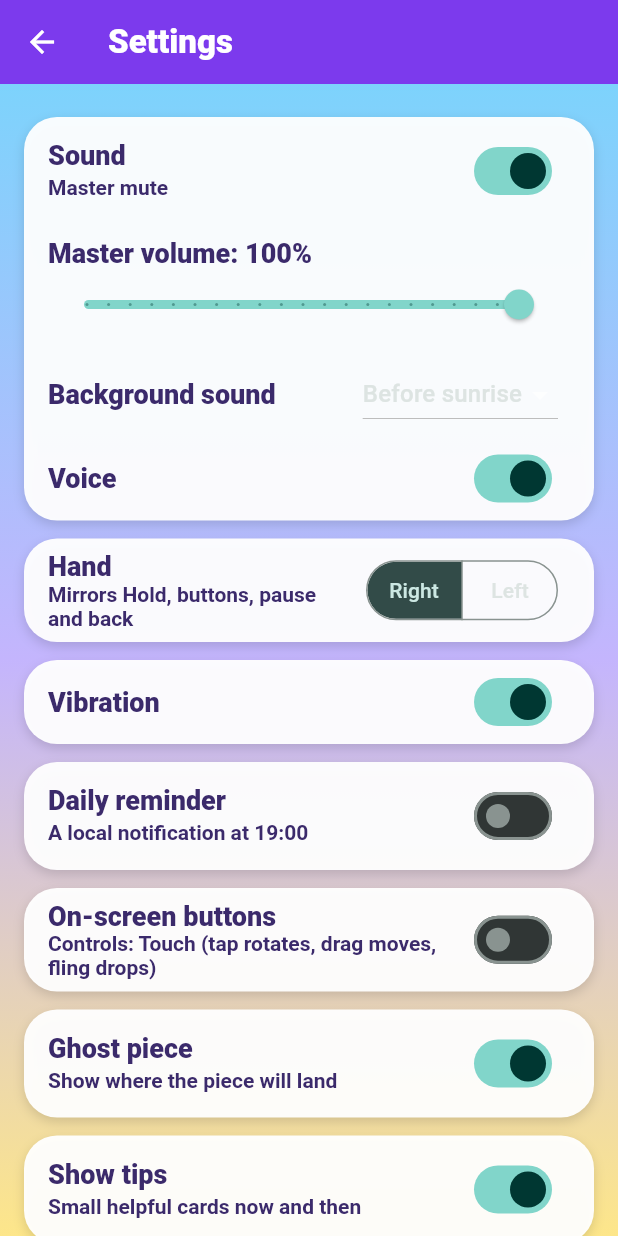
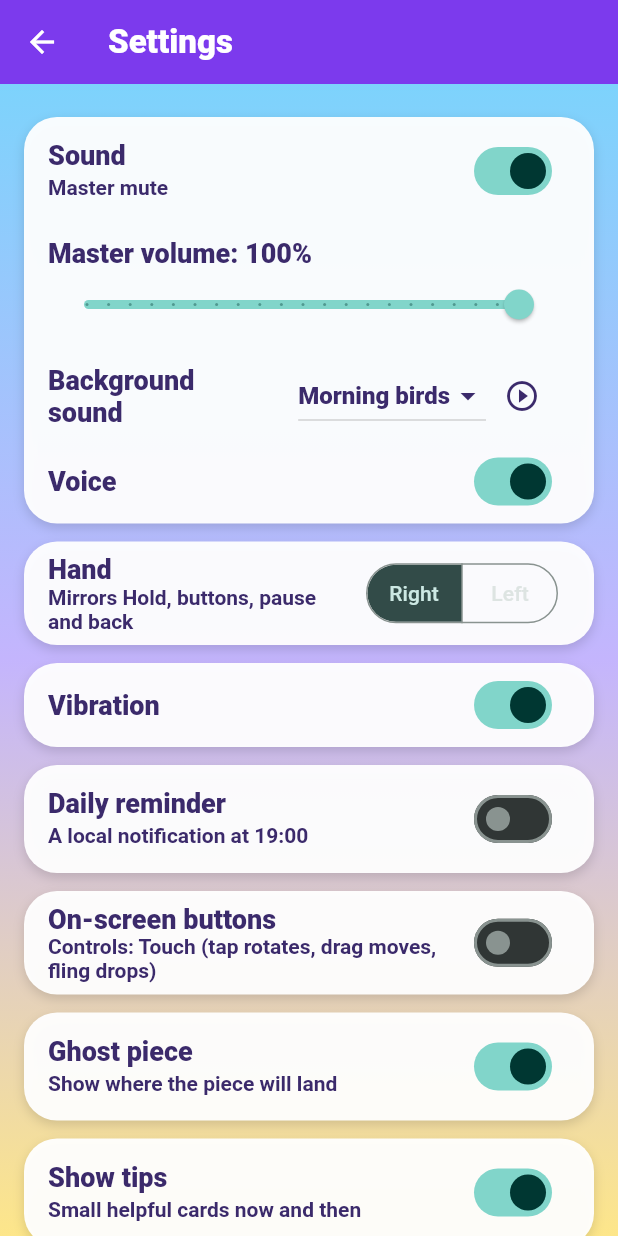
Before and after one commit to ya-spark/game-block-fall, a Flutter app: the SettingsScreen screen opened by its route, on a phone screen of 412 x 824 dp. Run offline on Flutter 3.47's test engine with Material 3 defaults, Android fonts, the phone set to English and light mode, and no system bars; our stand-ins replace audioplayers, flutter_local_notifications, flutter_timezone, google_mobile_ads, in_app_purchase, share_plus and 3 more; missing offline and left inert: flame, games_services; accounts and stored records are empty; statements that could not run were skipped.

Commit message:
Settings: preview button, readable background-sound picker, remove Before sunrise; interstitial min interval 180 s
Co-Authored-By: Claude Sonnet 5.5 <noreply@anthropic.com>
Claude-Session: https://claude.ai/code/session_014hcsgEx7aiXCyC9fZGXYot

```diff
--- a/app.config.yaml
+++ b/app.config.yaml
@@ -35,7 +35,7 @@ admob:
 
 # Ad pacing (see lib/core/ads/ad_frequency.dart).
 ads:
-  interstitial_min_interval_seconds: 90
+  interstitial_min_interval_seconds: 180
   interstitial_every_n_game_overs: 2
   max_interstitials_per_session: 6
   no_interstitial_first_seconds: 60
--- a/lib/core/config/app_config.dart
+++ b/lib/core/config/app_config.dart
@@ -37,7 +37,7 @@ class AdmobIds {
 
 class AdPacingConfig {
   const AdPacingConfig({
-    this.interstitialMinIntervalSeconds = 90,
+    this.interstitialMinIntervalSeconds = 180,
     this.interstitialEveryNGameOvers = 2,
     this.maxInterstitialsPerSession = 6,
     this.noInterstitialFirstSeconds = 60,
@@ -240,7 +240,7 @@ class AppConfig {
       admobRelease: AdmobIds.fromYaml(admob['release'] as YamlMap),
       adPacing: AdPacingConfig(
         interstitialMinIntervalSeconds:
-            ads['interstitial_min_interval_seconds'] as int? ?? 90,
+            ads['interstitial_min_interval_seconds'] as int? ?? 180,
         interstitialEveryNGameOvers:
             ads['interstitial_every_n_game_overs'] as int? ?? 2,
         maxInterstitialsPerSession:
--- a/lib/core/save/save_data.dart
+++ b/lib/core/save/save_data.dart
@@ -35,7 +35,7 @@ class SaveData {
     this.ghostOn = true,
     this.themeIndex = 0,
     this.masterVolume = 1.0,
-    this.ambience = 'before_sunrise',
+    this.ambience = 'morning_birds',
     this.voiceOn = true,
     this.leftHanded = false,
     this.tipsOff = false,
@@ -80,7 +80,7 @@ class SaveData {
   /// Position in the theme rotation (`ThemeRotation`); a new game continues from it.
   final int themeIndex;
 
-  /// Master volume 0..1, ambience track id ('off', 'before_sunrise', ...), voice switch.
+  /// Master volume 0..1, ambience track id ('off', 'morning_birds', ...), voice switch.
   final double masterVolume;
   final String ambience;
   final bool voiceOn;
@@ -210,7 +210,7 @@ class SaveData {
       0.0,
       1.0,
     ),
-    ambience: j['ambience'] as String? ?? 'before_sunrise',
+    ambience: _migrateAmbience(j['ambience'] as String?),
     voiceOn: j['voiceOn'] as bool? ?? true,
     leftHanded: j['leftHanded'] as bool? ?? false,
     tipsOff: j['tipsOff'] as bool? ?? false,
@@ -285,3 +285,7 @@ abstract final class SaveMigrator {
     ],
   };
 }
+
+/// The retired "Before sunrise" track falls back to the default (owner, 2026-11-09).
+String _migrateAmbience(String? id) =>
+    id == null || id == 'before_sunrise' ? 'morning_birds' : id;
--- a/lib/ui/settings_screen.dart
+++ b/lib/ui/settings_screen.dart
@@ -53,20 +53,7 @@ class SettingsScreen extends StatelessWidget {
                         onChanged: p.setMasterVolume,
                       ),
                     ),
-                    ListTile(
-                      title: const Text('Background sound'),
-                      trailing: DropdownButton<String>(
-                        key: TestIds.settingsAmbience,
-                        value: p.data.ambience,
-                        items: [
-                          for (final t in ambienceTracks)
-                            DropdownMenuItem(value: t.$1, child: Text(t.$2)),
-                        ],
-                        onChanged: (v) {
-                          if (v != null) p.setAmbience(v);
-                        },
-                      ),
-                    ),
+                    _AmbienceRow(profile: p),
                     SwitchListTile(
                       key: TestIds.settingsVoice,
                       title: const Text('Voice'),
@@ -245,3 +232,80 @@ class _BlockfallSettings extends StatelessWidget {
     );
   }
 }
+
+/// Background sound picker with a play button to hear a track before choosing it.
+class _AmbienceRow extends StatefulWidget {
+  const _AmbienceRow({required this.profile});
+  final ProfileStore profile;
+
+  @override
+  State<_AmbienceRow> createState() => _AmbienceRowState();
+}
+
+class _AmbienceRowState extends State<_AmbienceRow> {
+  final AmbiencePreview _preview = AmbiencePreview();
+
+  @override
+  void dispose() {
+    _preview.dispose();
+    super.dispose();
+  }
+
+  @override
+  Widget build(BuildContext context) {
+    final data = widget.profile.data;
+    // Ink text on the white panel: the dark app theme would otherwise paint it light.
+    const style = TextStyle(
+      fontSize: 16,
+      fontWeight: FontWeight.w800,
+      color: KidColors.ink,
+    );
+    return ListTile(
+      title: const Text('Background sound'),
+      trailing: Row(
+        mainAxisSize: MainAxisSize.min,
+        children: [
+          DropdownButton<String>(
+            key: TestIds.settingsAmbience,
+            value: data.ambience,
+            style: style,
+            dropdownColor: Colors.white,
+            iconEnabledColor: KidColors.ink,
+            items: [
+              for (final t in ambienceTracks)
+                DropdownMenuItem(
+                  value: t.$1,
+                  child: Text(t.$2, style: style),
+                ),
+            ],
+            onChanged: (v) {
+              if (v == null) return;
+              widget.profile.setAmbience(v);
+              if (_preview.playing != null) {
+                _preview.stop().then((_) {
+                  if (mounted) setState(() {});
+                });
+              }
+            },
+          ),
+          IconButton(
+            key: TestIds.settingsAmbiencePreview,
+            tooltip: 'Preview',
+            color: KidColors.ink,
+            icon: Icon(
+              _preview.playing == data.ambience
+                  ? Icons.stop_circle_outlined
+                  : Icons.play_circle_outline,
+            ),
+            onPressed: data.ambience == 'off'
+                ? null
+                : () async {
+                    await _preview.toggle(data.ambience, data.masterVolume);
+                    if (mounted) setState(() {});
+                  },
+          ),
+        ],
+      ),
+    );
+  }
+}
--- a/lib/ui/test_ids.dart
+++ b/lib/ui/test_ids.dart
@@ -93,6 +93,7 @@ abstract final class TestIds {
   static const settingsGhost = Key('settings.ghost');
   static const settingsVolume = Key('settings.volume');
   static const settingsAmbience = Key('settings.ambience');
+  static const settingsAmbiencePreview = Key('settings.ambience.preview');
   static const settingsVoice = Key('settings.voice');
   static const settingsHand = Key('settings.hand');
   // More games
```
Also changed, not shown: lib/core/audio/audio_service.dart (+42 -2 lines), 4 other files.
